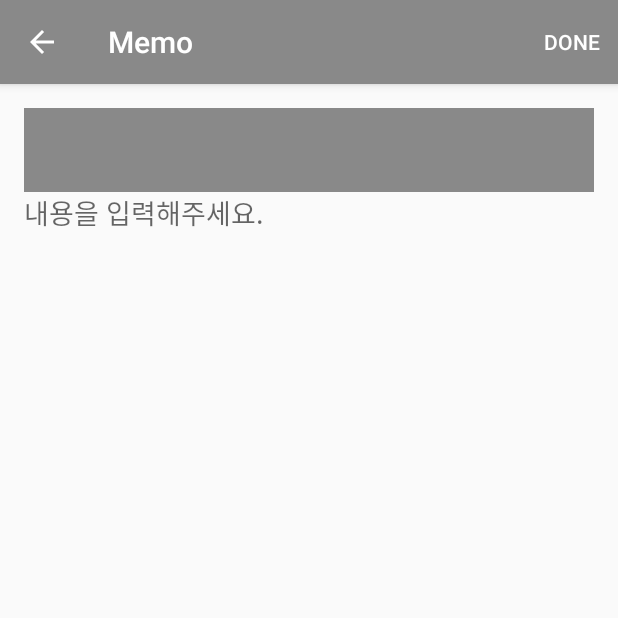
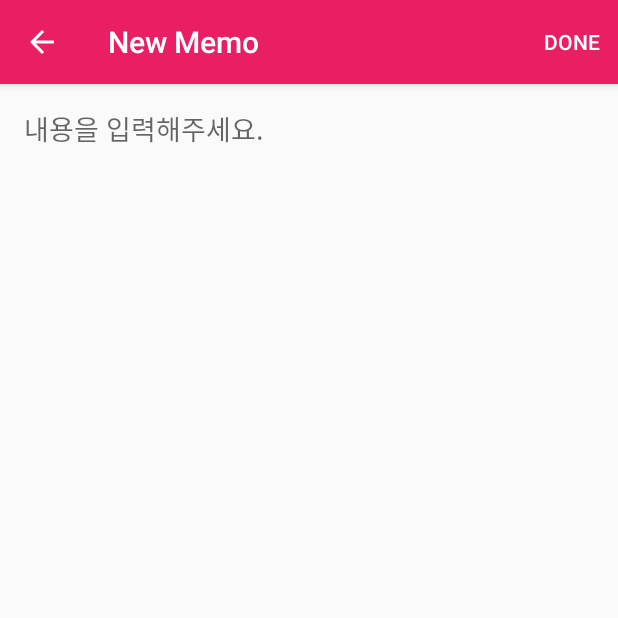
Before and after one commit to nice295/Memo, an Android app: the NewMemoActivity screen opened directly, with no data from a screen before it, on a phone screen of 412 x 824 dp, the top half of it. Run offline under Robolectric (Android 15) with nearby library versions, the phone set to English and light mode, and no system bars.

Commit message:
modified some codes

```diff
--- a/Android/app/src/main/java/com/nice295/memo/NewMemoActivity.java
+++ b/Android/app/src/main/java/com/nice295/memo/NewMemoActivity.java
@@ -1,6 +1,5 @@
 package com.nice295.memo;
 
-import android.app.Activity;
 import android.os.Bundle;
 import android.support.v7.app.AppCompatActivity;
 import android.support.v7.widget.Toolbar;
@@ -11,15 +10,18 @@ import android.view.Menu;
  */
 public  class NewMemoActivity extends AppCompatActivity {
     private static final String TAG = "NewMemoActivity";
-    private Toolbar tool_bar;                              // Declaring the Toolbar Object
-
+    // khlee: delete useless views
+    //private Toolbar tool_bar;                              // Declaring the Toolbar Object
 
     @Override
     protected void onCreate(Bundle savedInstanceState) {
         super.onCreate(savedInstanceState);
         setContentView(R.layout.activity_new_memo);
-        tool_bar = (Toolbar) findViewById(R.id.my_toolbar); // Attaching the layout to the toolbar object
+        /**
+         * khlee: delete useless views and view groups
+        tool_bar = (Toolbar) findViewById(R.id.toolbar); // Attaching the layout to the toolbar object
         setSupportActionBar(tool_bar);                   // Setting toolbar as the ActionBar with setSupportActionBar() call
+         */
     }
     @Override
     public boolean onCreateOptionsMenu(Menu menu) {
--- a/Android/app/src/main/res/layout/activity_new_memo.xml
+++ b/Android/app/src/main/res/layout/activity_new_memo.xml
@@ -11,12 +11,7 @@
     android:layout_marginLeft="@dimen/activity_horizontal_margin"
     android:layout_marginRight="@dimen/activity_horizontal_margin">
 
-    <include
-        android:id="@+id/my_toolbar"
-        layout="@layout/tool_bar"/>
-
     <EditText
-        android:layout_below="@id/my_toolbar"
         android:layout_width="match_parent"
         android:layout_height="wrap_content"
         android:hint="내용을 입력해주세요."
--- a/Android/app/src/main/res/layout/tool_bar.xml
+++ /dev/null
@@ -1,18 +0,0 @@
-<LinearLayout xmlns:android="http://schemas.android.com/apk/res/android"
-    xmlns:app="http://schemas.android.com/apk/res-auto"
-    android:layout_width="match_parent"
-    android:layout_height="wrap_content"
-    android:orientation="vertical">
-
-    <android.support.v7.widget.Toolbar
-        android:id="@+id/toolbar"
-        android:minHeight="?attr/actionBarSize"
-        android:layout_width="match_parent"
-        android:layout_height="wrap_content"
-        app:titleTextColor="@android:color/white"
-        android:background="?attr/colorPrimary">
-    </android.support.v7.widget.Toolbar>
-
-    <!-- Layout for content is here. This can be a RelativeLayout  -->
-
-</LinearLayout>
--- a/Android/app/src/main/res/values/colors.xml
+++ b/Android/app/src/main/res/values/colors.xml
@@ -1,8 +1,8 @@
 <?xml version="1.0" encoding="utf-8"?>
 <resources>
-    <color name="colorPrimary">#898989</color>
-    <color name="colorPrimaryDark">#6C6C6C</color>
-    <color name="colorAccent">#536DFE</color>
+    <color name="colorPrimary">#E91E63</color>
+    <color name="colorPrimaryDark">#C2185B</color>
+    <color name="colorAccent">#7C4DFF</color>
     <color name="fab1_color">#4CAF50</color>
     <color name="fab2_color">#2196F3</color>
 </resources>
```
Also changed, not shown: Android/app/src/main/AndroidManifest.xml (+8 -29 lines), Android/app/src/main/java/com/nice295/memo/MainActivity.java (+64 -57 lines).
